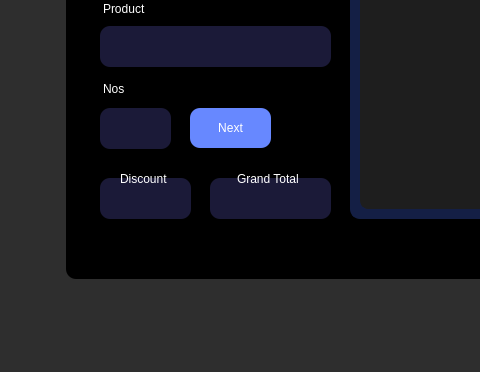
The window that assets/uiux/rma.ui (JinxSeven/retail-manager-lite) describes before a commit, drawn with Qt 5; both pictures show x 0 to 480 and y 353 to 725 of the 988 by 725 pixel window.
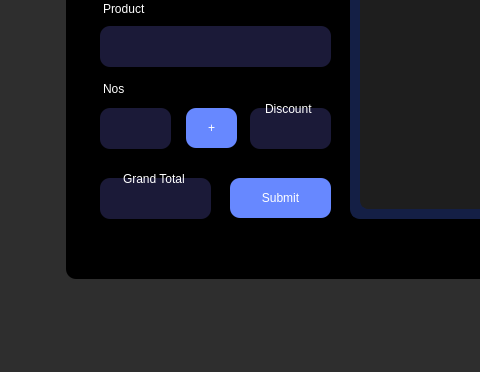
The same window after the commit. Icons and pictures are not drawn.

Patch:
```diff
--- a/assets/uiux/rma.ui
+++ b/assets/uiux/rma.ui
@@ -665,9 +665,9 @@
      <widget class="QPushButton" name="nextOrderBtn">
       <property name="geometry">
        <rect>
-        <x>140</x>
-        <y>410</y>
-        <width>81</width>
+        <x>180</x>
+        <y>480</y>
+        <width>101</width>
         <height>40</height>
        </rect>
       </property>
@@ -687,7 +687,7 @@
 }</string>
       </property>
       <property name="text">
-       <string>Next</string>
+       <string>Submit</string>
       </property>
      </widget>
      <widget class="QLabel" name="order_id_2">
@@ -962,7 +962,7 @@
      <widget class="QLabel" name="label_3">
       <property name="geometry">
        <rect>
-        <x>187</x>
+        <x>73</x>
         <y>473</y>
         <width>71</width>
         <height>16</height>
@@ -980,9 +980,9 @@
      <widget class="QLineEdit" name="lineEdit">
       <property name="geometry">
        <rect>
-        <x>50</x>
-        <y>480</y>
-        <width>91</width>
+        <x>200</x>
+        <y>410</y>
+        <width>81</width>
         <height>41</height>
        </rect>
       </property>
@@ -993,12 +993,15 @@
 background-color:rgb(27, 26, 56);
 padding: 7px 12px;</string>
       </property>
+      <property name="text">
+       <string/>
+      </property>
      </widget>
      <widget class="QLabel" name="label_9">
       <property name="geometry">
        <rect>
-        <x>70</x>
-        <y>473</y>
+        <x>215</x>
+        <y>403</y>
         <width>51</width>
         <height>16</height>
        </rect>
@@ -1012,12 +1015,12 @@
        <string>Discount</string>
       </property>
      </widget>
-     <widget class="QLabel" name="label_2">
+     <widget class="QLabel" name="grandTotalDsp">
       <property name="geometry">
        <rect>
-        <x>160</x>
+        <x>50</x>
         <y>480</y>
-        <width>121</width>
+        <width>111</width>
         <height>41</height>
        </rect>
       </property>
@@ -1054,6 +1057,34 @@
        <set>Qt::AlignCenter</set>
       </property>
      </widget>
+     <widget class="QPushButton" name="addToBillBtn">
+      <property name="geometry">
+       <rect>
+        <x>136</x>
+        <y>410</y>
+        <width>51</width>
+        <height>40</height>
+       </rect>
+      </property>
+      <property name="styleSheet">
+       <string notr="true">QPushButton#addToBillBtn {
+background-color: #6788FF; /* Background color */
+font: 63 11pt &quot;Poppins SemiBold&quot;;
+color: white; /* Text color */
+outline: 0;
+padding: 10px 20px; /* Padding for the button */
+border: none; /* Remove default button border */
+border-radius: 10px; /* Add some border-radius for a rounded appearance */
+}
+QPushButton#addToBillBtn:hover {
+cursor: pointer; /* Change cursor to pointer on hover */
+background-color: #4c6cbf;
+}</string>
+      </property>
+      <property name="text">
+       <string>+</string>
+      </property>
+     </widget>
      <zorder>columnView_3</zorder>
      <zorder>columnView_4</zorder>
      <zorder>navOrderEntry1</zorder>
@@ -1074,9 +1105,10 @@
      <zorder>order_id_2</zorder>
      <zorder>lineEdit</zorder>
      <zorder>label_9</zorder>
-     <zorder>label_2</zorder>
+     <zorder>grandTotalDsp</zorder>
      <zorder>label_3</zorder>
      <zorder>prodOrdInfoLbl</zorder>
+     <zorder>addToBillBtn</zorder>
     </widget>
     <widget class="QWidget" name="tab_5">
      <attribute name="title">
```
